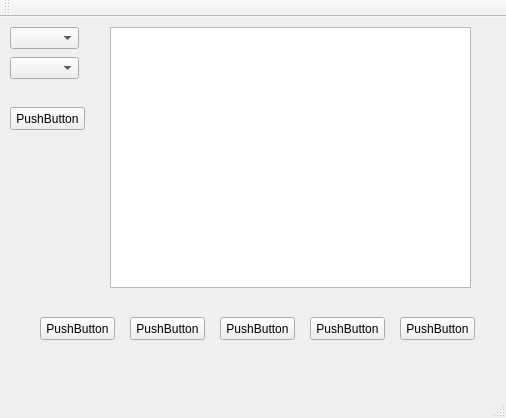
Above: mainwindow.ui from qingqingcaoyuanlin/SR616_Button before the change. Below: the same form after it.
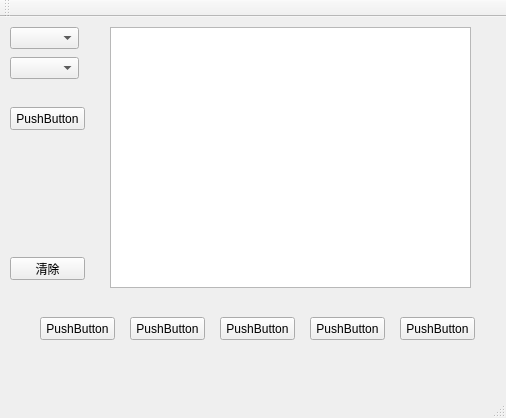
That is the form after the change.

Diff of the .ui file:
```diff
--- a/mainwindow.ui
+++ b/mainwindow.ui
@@ -122,6 +122,19 @@
      </rect>
     </property>
    </widget>
+   <widget class="QPushButton" name="pushButton">
+    <property name="geometry">
+     <rect>
+      <x>10</x>
+      <y>240</y>
+      <width>75</width>
+      <height>23</height>
+     </rect>
+    </property>
+    <property name="text">
+     <string>清除</string>
+    </property>
+   </widget>
   </widget>
   <widget class="QMenuBar" name="menuBar">
    <property name="geometry">
```
